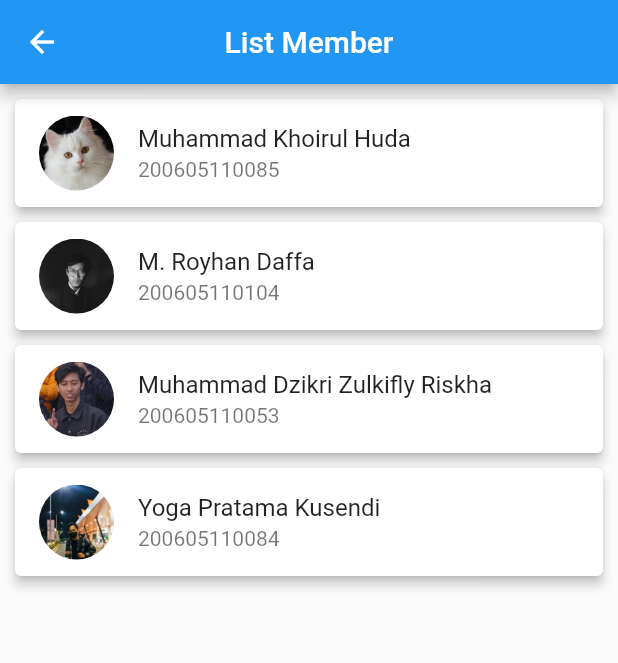
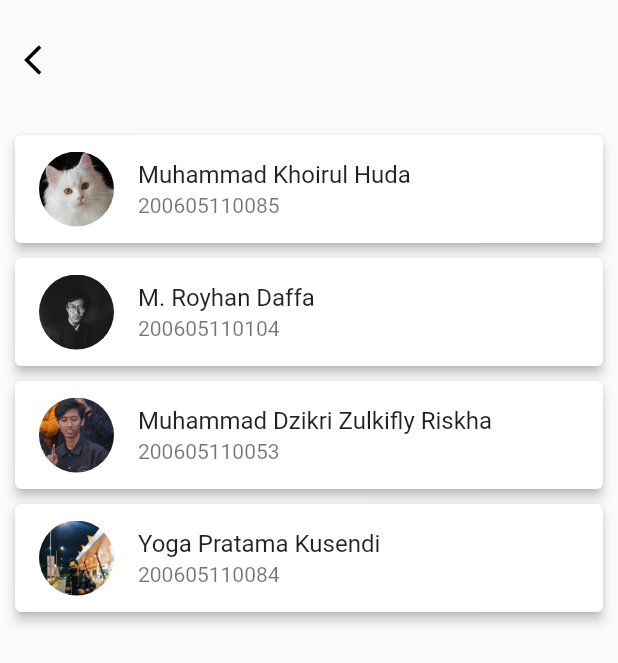
Before and after one commit to royhandf/simple_app, a Flutter app: the ListMember screen opened directly, on a phone screen of 412 x 824 dp. Shown: the top 663 px of the screen. Run offline on Flutter 3.47's test engine with Material 2 defaults, Android fonts, the phone set to English and light mode, and no system bars; our stand-ins replace fluttericon.

Commit message:
simple change

```diff
--- a/lib/pages/login.dart
+++ b/lib/pages/login.dart
@@ -1,4 +1,5 @@
 import 'package:flutter/material.dart';
+import '../utils/assets.dart';
 import '../utils/data.dart';
 import 'menu.dart';
 import 'package:fluttericon/elusive_icons.dart';
@@ -141,8 +142,7 @@ class _LoginPageState extends State<LoginPage> {
   //     height: 20,
   //   );
   // }
-
-  login() {
+login() {
     int? index;
     for (var i = 0; i < members.length; i++) {
       if (username.text == members[i]['username'] &&
--- a/lib/pages/members.dart
+++ b/lib/pages/members.dart
@@ -14,8 +14,19 @@ class _ListMemberState extends State<ListMember> {
   Widget build(BuildContext context) {
     return Scaffold(
       appBar: AppBar(
-        centerTitle: true,
-        title: const Text("List Member"),
+        automaticallyImplyLeading: false,
+        toolbarHeight: 80,
+        leading: IconButton(
+          icon: const Icon(
+            Icons.arrow_back_ios,
+            color: Colors.black,
+          ),
+          onPressed: () {
+            Navigator.pop(context);
+          },
+        ),
+        backgroundColor: Colors.transparent,
+        elevation: 0,
       ),
       body: ListView.builder(
         itemCount: members.length,
```
Also changed, not shown: lib/main.dart (+4 -16 lines), lib/pages/biodata.dart (+16 -3 lines), lib/utils/assets.dart (added, +11 -0 lines), pubspec.lock, 1 other file.
